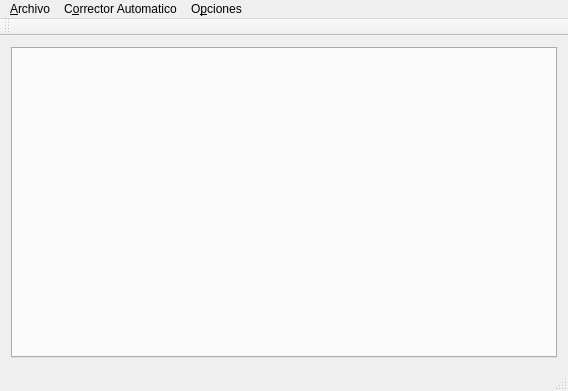
Above: IDEPseudoD/mainwindow.ui from alinarezrangel/IDEPseudoD before the change. Below: the same form after it.
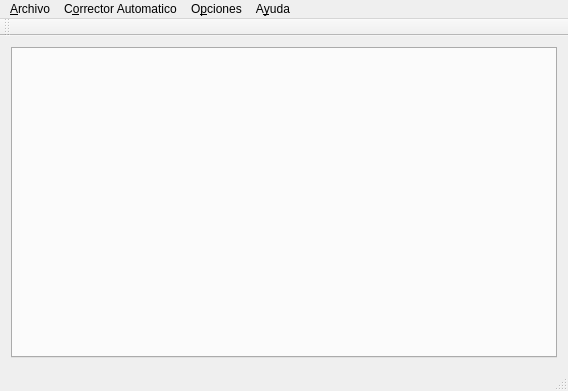
That is the form after the change.

Diff of the .ui file:
```diff
--- a/IDEPseudoD/mainwindow.ui
+++ b/IDEPseudoD/mainwindow.ui
@@ -59,9 +59,16 @@
     </property>
     <addaction name="actionCon_vertir_a_HTML"/>
    </widget>
+   <widget class="QMenu" name="menuA_yuda">
+    <property name="title">
+     <string>A&amp;yuda</string>
+    </property>
+    <addaction name="actionA_cerca_de"/>
+   </widget>
    <addaction name="menu_Archivo"/>
    <addaction name="menuC_orrector_Automatico"/>
    <addaction name="menuO_pciones"/>
+   <addaction name="menuA_yuda"/>
   </widget>
   <widget class="QToolBar" name="mainToolBar">
    <attribute name="toolBarArea">
```
Left out of the diff: 7 changed lines with no effect on the pictures.
